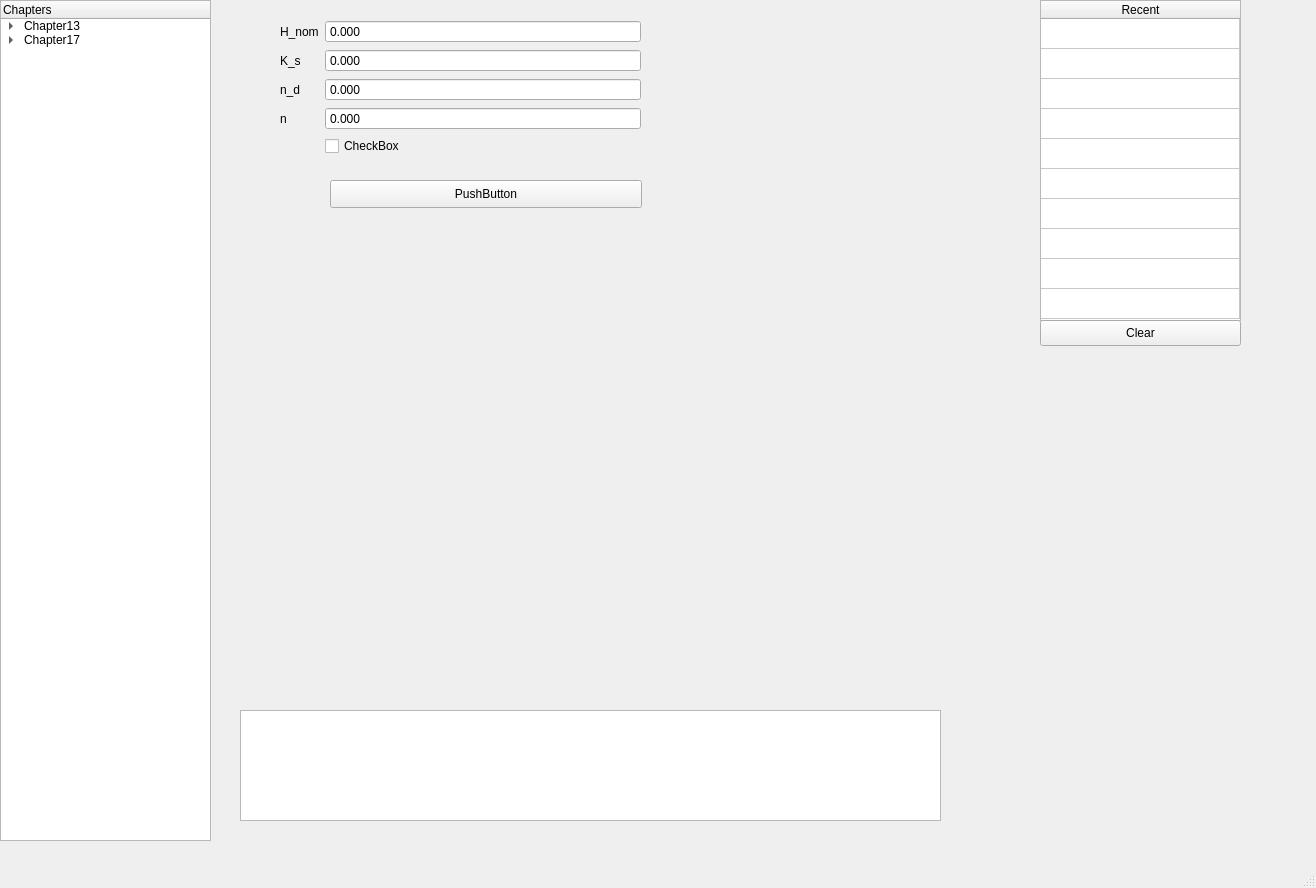
This is main.ui in Ah00ra/HNNS as Qt 5 draws it before an edit. The edited form follows.
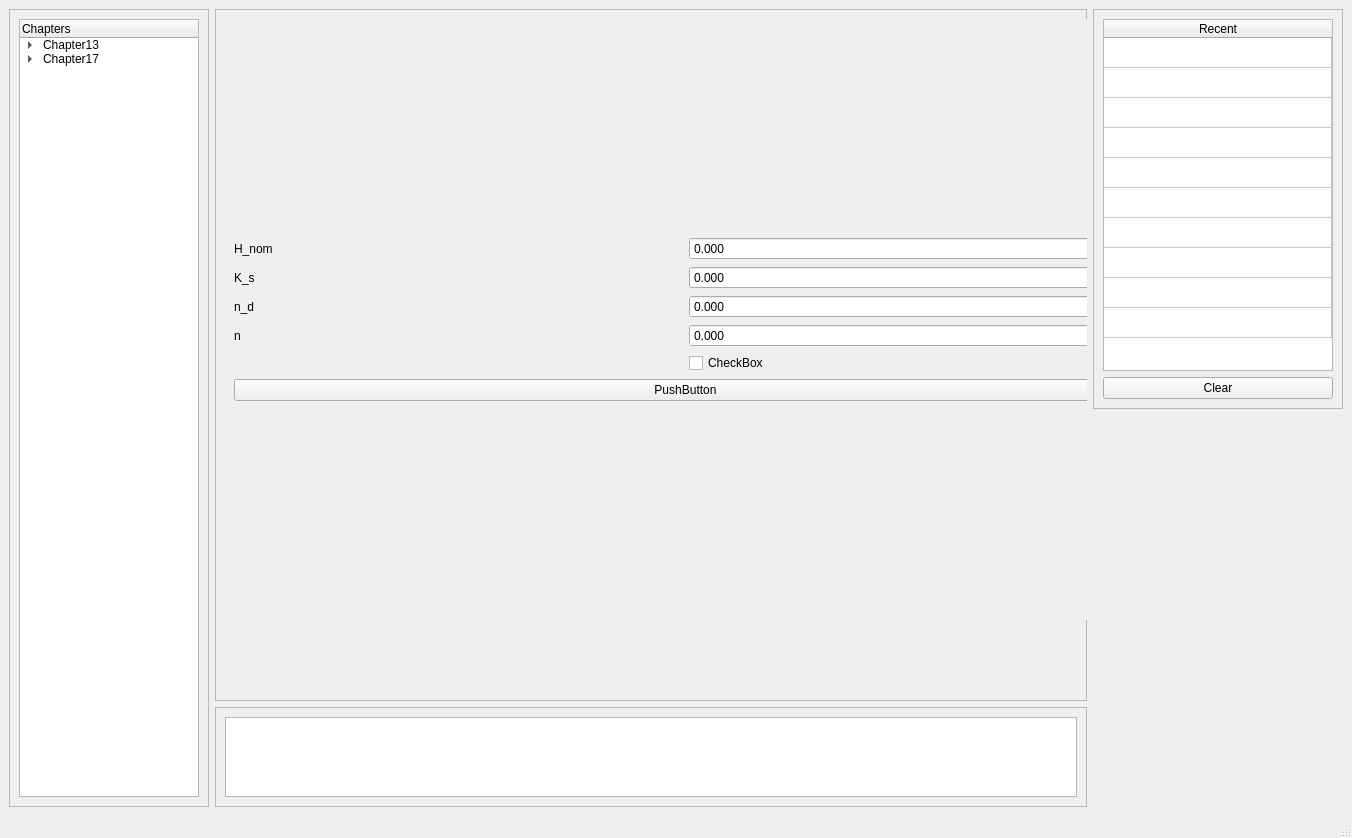
This is the edited form. The open tabs and pages were chosen to show the change. Custom widgets are drawn as their Qt base class.

Commit message: use frame and layout in main window

What changed in the file:
```diff
--- a/main.ui
+++ b/main.ui
@@ -6,209 +6,54 @@
    <rect>
     <x>0</x>
     <y>0</y>
-    <width>1316</width>
-    <height>888</height>
+    <width>1352</width>
+    <height>838</height>
    </rect>
   </property>
   <property name="windowTitle">
    <string>MainWindow</string>
   </property>
   <widget class="QWidget" name="centralwidget">
-   <widget class="QTreeWidget" name="treeWidget">
-    <property name="geometry">
-     <rect>
-      <x>0</x>
-      <y>0</y>
-      <width>211</width>
-      <height>841</height>
-     </rect>
-    </property>
-    <column>
-     <property name="text">
-      <string>Chapters</string>
-     </property>
-    </column>
-    <item>
-     <property name="text">
-      <string>Chapter13</string>
-     </property>
-     <item>
-      <property name="text">
-       <string>Gear</string>
-      </property>
-      <item>
-       <property name="text">
-        <string>Spur Gear</string>
-       </property>
-      </item>
-     </item>
-    </item>
-    <item>
-     <property name="text">
-      <string>Chapter17</string>
-     </property>
-     <item>
-      <property name="text">
-       <string>Belt</string>
-      </property>
-      <item>
-       <property name="text">
-        <string>Torque</string>
-       </property>
-      </item>
-      <item>
-       <property name="text">
-        <string>Flat Belt geometry</string>
-       </property>
-       <item>
-        <property name="text">
-         <string>Open Belt</string>
-        </property>
-       </item>
-       <item>
-        <property name="text">
-         <string>Crossed Belt</string>
-        </property>
-       </item>
-      </item>
-      <item>
-       <property name="text">
-        <string>Belt Speed</string>
-       </property>
-      </item>
-      <item>
-       <property name="text">
-        <string>exp(fΦ)</string>
-       </property>
-      </item>
-      <item>
-       <property name="text">
-        <string>Fc Belt</string>
-       </property>
-      </item>
-      <item>
-       <property name="text">
-        <string>(F1)a-F2</string>
-       </property>
-      </item>
-      <item>
-       <property name="text">
-        <string>Fi</string>
-       </property>
-      </item>
-      <item>
-       <property name="text">
-        <string>F1a</string>
-       </property>
-      </item>
-      <item>
-       <property name="text">
-        <string>F2</string>
-       </property>
-      </item>
-      <item>
-       <property name="text">
-        <string>f'</string>
-       </property>
-      </item>
-      <item>
-       <property name="text">
-        <string>dip</string>
-       </property>
-      </item>
-     </item>
-     <item>
-      <property name="text">
-       <string>Flat Metal Belt</string>
-      </property>
-      <item>
-       <property name="text">
-        <string>exp(fΦ)</string>
-       </property>
-      </item>
-      <item>
-       <property name="text">
-        <string>Sf</string>
-       </property>
-      </item>
-      <item>
-       <property name="text">
-        <string>b(min)</string>
-       </property>
-      </item>
-      <item>
-       <property name="text">
-        <string>(F1)a</string>
-       </property>
-      </item>
-      <item>
-       <property name="text">
-        <string>ΔF</string>
-       </property>
-      </item>
-      <item>
-       <property name="text">
-        <string>F2</string>
-       </property>
-      </item>
-      <item>
-       <property name="text">
-        <string>Fi</string>
-       </property>
-      </item>
-      <item>
-       <property name="text">
-        <string>f ´</string>
-       </property>
-      </item>
-     </item>
-     <item>
-      <property name="text">
-       <string>Roller Chain</string>
-      </property>
-      <item>
-       <property name="text">
-        <string>H(link-plate limited)</string>
-       </property>
-      </item>
-      <item>
-       <property name="text">
-        <string>C</string>
-       </property>
-      </item>
-      <item>
-       <property name="text">
-        <string>L/p:No. Pitches</string>
-       </property>
-      </item>
-      <item>
-       <property name="text">
-        <string>Ha</string>
-       </property>
-      </item>
-     </item>
-     <item>
-      <property name="text">
-       <string>Wire Rope</string>
-      </property>
-      <item>
-       <property name="text">
-        <string>Ft</string>
-       </property>
-      </item>
-     </item>
-    </item>
-   </widget>
+   <layout class="QGridLayout" name="gridLayout_4">
+    <item row="3" column="1">
+     <widget class="QFrame" name="frame_2">
+      <property name="maximumSize">
+       <size>
+        <width>16777215</width>
+        <height>100</height>
+       </size>
+      </property>
+      <property name="frameShape">
+       <enum>QFrame::StyledPanel</enum>
+      </property>
+      <property name="frameShadow">
+       <enum>QFrame::Raised</enum>
+      </property>
+      <layout class="QGridLayout" name="gridLayout_3">
+       <item row="0" column="0">
+        <widget class="QTextBrowser" name="textBrowser"/>
+       </item>
+      </layout>
+     </widget>
+    </item>
+    <item row="0" column="1" rowspan="3">
+     <widget class="QFrame" name="frame_4">
+      <property name="frameShape">
+       <enum>QFrame::StyledPanel</enum>
+      </property>
+      <property name="frameShadow">
+       <enum>QFrame::Raised</enum>
+      </property>
    <widget class="QStackedWidget" name="stackedWidget">
     <property name="enabled">
      <bool>true</bool>
     </property>
     <property name="geometry">
      <rect>
-      <x>240</x>
-      <y>0</y>
-      <width>741</width>
-      <height>611</height>
+         <x>10</x>
+         <y>10</y>
+         <width>921</width>
+         <height>601</height>
      </rect>
     </property>
     <property name="sizePolicy">
@@ -217,6 +62,12 @@
       <verstretch>0</verstretch>
      </sizepolicy>
     </property>
+       <property name="minimumSize">
+        <size>
+         <width>600</width>
+         <height>500</height>
+        </size>
+       </property>
     <property name="contextMenuPolicy">
      <enum>Qt::DefaultContextMenu</enum>
     </property>
@@ -334,81 +185,9 @@
      </widget>
     </widget>
     <widget class="QWidget" name="Torque">
-     <widget class="QWidget" name="formLayoutWidget_2">
-      <property name="geometry">
-       <rect>
-        <x>40</x>
-        <y>20</y>
-        <width>361</width>
-        <height>164</height>
-       </rect>
-      </property>
-      <layout class="QFormLayout" name="formLayout_2">
+        <layout class="QGridLayout" name="gridLayout_9">
        <item row="0" column="0">
-        <widget class="QLabel" name="htext_24">
-         <property name="text">
-          <string>H_nom</string>
-         </property>
-        </widget>
-       </item>
-       <item row="0" column="1">
-        <widget class="CustomDoubleSpinBox" name="DoubleSpinBox_2">
-         <property name="buttonSymbols">
-          <enum>QAbstractSpinBox::NoButtons</enum>
-         </property>
-         <property name="specialValueText">
-          <string>0</string>
-         </property>
-         <property name="decimals">
-          <number>3</number>
-         </property>
-         <property name="minimum">
-          <double>-1000000000000.000000000000000</double>
-         </property>
-         <property name="maximum">
-          <double>1000000000000.000000000000000</double>
-         </property>
-         <property name="value">
-          <double>0.000000000000000</double>
-         </property>
-        </widget>
-       </item>
-       <item row="1" column="0">
-        <widget class="QLabel" name="htext_25">
-         <property name="text">
-          <string>K_s</string>
-         </property>
-        </widget>
-       </item>
-       <item row="1" column="1">
-        <widget class="CustomDoubleSpinBox" name="fDoubleSpinBox_2">
-         <property name="buttonSymbols">
-          <enum>QAbstractSpinBox::NoButtons</enum>
-         </property>
-         <property name="specialValueText">
-          <string>0</string>
-         </property>
-         <property name="decimals">
-          <number>3</number>
-         </property>
-         <property name="minimum">
-          <double>-1000000000000.000000000000000</double>
-         </property>
-         <property name="maximum">
-          <double>1000000000000.000000000000000</double>
-         </property>
-         <property name="value">
-          <double>0.000000000000000</double>
-         </property>
-        </widget>
-       </item>
-       <item row="2" column="0">
-        <widget class="QLabel" name="htext_26">
-         <property name="text">
-          <string>n_d</string>
-         </property>
-        </widget>
-       </item>
+          <layout class="QGridLayout" name="gridLayout_8">
        <item row="2" column="1">
         <widget class="CustomDoubleSpinBox" name="fDoubleSpinBox_3">
          <property name="buttonSymbols">
@@ -431,10 +210,25 @@
          </property>
         </widget>
        </item>
-       <item row="3" column="0">
-        <widget class="QLabel" name="htext_27">
-         <property name="text">
-          <string>n</string>
+           <item row="1" column="1">
+            <widget class="CustomDoubleSpinBox" name="fDoubleSpinBox_2">
+             <property name="buttonSymbols">
+              <enum>QAbstractSpinBox::NoButtons</enum>
+             </property>
+             <property name="specialValueText">
+              <string>0</string>
+             </property>
+             <property name="decimals">
+              <number>3</number>
+             </property>
+             <property name="minimum">
+              <double>-1000000000000.000000000000000</double>
+             </property>
+             <property name="maximum">
+              <double>1000000000000.000000000000000</double>
+             </property>
+             <property name="value">
+              <double>0.000000000000000</double>
          </property>
         </widget>
        </item>
@@ -460,28 +254,73 @@
          </property>
         </widget>
        </item>
-       <item row="5" column="1">
+           <item row="1" column="0">
+            <widget class="QLabel" name="htext_25">
+             <property name="text">
+              <string>K_s</string>
+             </property>
+            </widget>
+           </item>
+           <item row="4" column="1">
         <widget class="QCheckBox" name="checkBox_6">
          <property name="text">
           <string>CheckBox</string>
          </property>
         </widget>
        </item>
-      </layout>
-     </widget>
+           <item row="5" column="0" colspan="2">
      <widget class="QPushButton" name="pushButton">
-      <property name="geometry">
-       <rect>
-        <x>90</x>
-        <y>180</y>
-        <width>312</width>
-        <height>28</height>
-       </rect>
-      </property>
       <property name="text">
        <string>PushButton</string>
       </property>
      </widget>
+           </item>
+           <item row="3" column="0">
+            <widget class="QLabel" name="htext_27">
+             <property name="text">
+              <string>n</string>
+             </property>
+            </widget>
+           </item>
+           <item row="0" column="1">
+            <widget class="CustomDoubleSpinBox" name="DoubleSpinBox_2">
+             <property name="buttonSymbols">
+              <enum>QAbstractSpinBox::NoButtons</enum>
+             </property>
+             <property name="specialValueText">
+              <string>0</string>
+             </property>
+             <property name="decimals">
+              <number>3</number>
+             </property>
+             <property name="minimum">
+              <double>-1000000000000.000000000000000</double>
+             </property>
+             <property name="maximum">
+              <double>1000000000000.000000000000000</double>
+             </property>
+             <property name="value">
+              <double>0.000000000000000</double>
+             </property>
+            </widget>
+           </item>
+           <item row="2" column="0">
+            <widget class="QLabel" name="htext_26">
+             <property name="text">
+              <string>n_d</string>
+             </property>
+            </widget>
+           </item>
+           <item row="0" column="0">
+            <widget class="QLabel" name="htext_24">
+             <property name="text">
+              <string>H_nom</string>
+             </property>
+            </widget>
+           </item>
+          </layout>
+         </item>
+        </layout>
     </widget>
     <widget class="QWidget" name="DONOTdelete"/>
     <widget class="QWidget" name="Open_Belt">
@@ -5729,25 +5568,33 @@
      </widget>
     </widget>
    </widget>
-   <widget class="QTextBrowser" name="textBrowser">
-    <property name="geometry">
-     <rect>
-      <x>240</x>
-      <y>710</y>
-      <width>701</width>
-      <height>111</height>
-     </rect>
-    </property>
-   </widget>
+     </widget>
+    </item>
+    <item row="0" column="2">
+     <widget class="QFrame" name="frame">
+      <property name="minimumSize">
+       <size>
+        <width>250</width>
+        <height>380</height>
+       </size>
+      </property>
+      <property name="maximumSize">
+       <size>
+        <width>150</width>
+        <height>400</height>
+       </size>
+      </property>
+      <property name="frameShape">
+       <enum>QFrame::StyledPanel</enum>
+      </property>
+      <property name="frameShadow">
+       <enum>QFrame::Raised</enum>
+      </property>
+      <layout class="QGridLayout" name="gridLayout_2">
+       <item row="0" column="0">
+        <layout class="QVBoxLayout" name="verticalLayout">
+         <item>
    <widget class="QTableWidget" name="tableWidget_6">
-    <property name="geometry">
-     <rect>
-      <x>1040</x>
-      <y>0</y>
-      <width>201</width>
-      <height>321</height>
-     </rect>
-    </property>
     <property name="verticalScrollBarPolicy">
      <enum>Qt::ScrollBarAlwaysOff</enum>
     </property>
@@ -5828,19 +5675,232 @@
      </property>
     </column>
    </widget>
+         </item>
+         <item>
    <widget class="QPushButton" name="pushButton_2">
-    <property name="geometry">
-     <rect>
-      <x>1040</x>
-      <y>320</y>
-      <width>201</width>
-      <height>26</height>
-     </rect>
-    </property>
     <property name="text">
      <string>Clear</string>
     </property>
    </widget>
+         </item>
+        </layout>
+       </item>
+      </layout>
+     </widget>
+    </item>
+    <item row="0" column="0" rowspan="4">
+     <widget class="QFrame" name="frame_3">
+      <property name="minimumSize">
+       <size>
+        <width>0</width>
+        <height>0</height>
+       </size>
+      </property>
+      <property name="maximumSize">
+       <size>
+        <width>200</width>
+        <height>16777215</height>
+       </size>
+      </property>
+      <property name="frameShape">
+       <enum>QFrame::StyledPanel</enum>
+      </property>
+      <property name="frameShadow">
+       <enum>QFrame::Raised</enum>
+      </property>
+      <layout class="QHBoxLayout" name="horizontalLayout">
+       <property name="sizeConstraint">
+        <enum>QLayout::SetDefaultConstraint</enum>
+       </property>
+       <item>
+        <widget class="QTreeWidget" name="treeWidget">
+         <property name="maximumSize">
+          <size>
+           <width>200</width>
+           <height>16777215</height>
+          </size>
+         </property>
+         <column>
+          <property name="text">
+           <string>Chapters</string>
+          </property>
+         </column>
+         <item>
+          <property name="text">
+           <string>Chapter13</string>
+          </property>
+          <item>
+           <property name="text">
+            <string>Gear</string>
+           </property>
+           <item>
+            <property name="text">
+             <string>Spur Gear</string>
+            </property>
+           </item>
+          </item>
+         </item>
+         <item>
+          <property name="text">
+           <string>Chapter17</string>
+          </property>
+          <item>
+           <property name="text">
+            <string>Belt</string>
+           </property>
+           <item>
+            <property name="text">
+             <string>Torque</string>
+            </property>
+           </item>
+           <item>
+            <property name="text">
+             <string>Flat Belt geometry</string>
+            </property>
+            <item>
+             <property name="text">
+              <string>Open Belt</string>
+             </property>
+            </item>
+            <item>
+             <property name="text">
+              <string>Crossed Belt</string>
+             </property>
+            </item>
+           </item>
+           <item>
+            <property name="text">
+             <string>Belt Speed</string>
+            </property>
+           </item>
+           <item>
+            <property name="text">
+             <string>exp(fΦ)</string>
+            </property>
+           </item>
+           <item>
+            <property name="text">
+             <string>Fc Belt</string>
+            </property>
+           </item>
+           <item>
+            <property name="text">
+             <string>(F1)a-F2</string>
+            </property>
+           </item>
+           <item>
+            <property name="text">
+             <string>Fi</string>
+            </property>
+           </item>
+           <item>
+            <property name="text">
+             <string>F1a</string>
+            </property>
+           </item>
+           <item>
+            <property name="text">
+             <string>F2</string>
+            </property>
+           </item>
+           <item>
+            <property name="text">
+             <string>f'</string>
+            </property>
+           </item>
+           <item>
+            <property name="text">
+             <string>dip</string>
+            </property>
+           </item>
+          </item>
+          <item>
+           <property name="text">
+            <string>Flat Metal Belt</string>
+           </property>
+           <item>
+            <property name="text">
+             <string>exp(fΦ)</string>
+            </property>
+           </item>
+           <item>
+            <property name="text">
+             <string>Sf</string>
+            </property>
+           </item>
+           <item>
+            <property name="text">
+             <string>b(min)</string>
+            </property>
+           </item>
+           <item>
+            <property name="text">
+             <string>(F1)a</string>
+            </property>
+           </item>
+           <item>
+            <property name="text">
+             <string>ΔF</string>
+            </property>
+           </item>
+           <item>
+            <property name="text">
+             <string>F2</string>
+            </property>
+           </item>
+           <item>
+            <property name="text">
+             <string>Fi</string>
+            </property>
+           </item>
+           <item>
+            <property name="text">
+             <string>f ´</string>
+            </property>
+           </item>
+          </item>
+          <item>
+           <property name="text">
+            <string>Roller Chain</string>
+           </property>
+           <item>
+            <property name="text">
+             <string>H(link-plate limited)</string>
+            </property>
+           </item>
+           <item>
+            <property name="text">
+             <string>C</string>
+            </property>
+           </item>
+           <item>
+            <property name="text">
+             <string>L/p:No. Pitches</string>
+            </property>
+           </item>
+           <item>
+            <property name="text">
+             <string>Ha</string>
+            </property>
+           </item>
+          </item>
+          <item>
+           <property name="text">
+            <string>Wire Rope</string>
+           </property>
+           <item>
+            <property name="text">
+             <string>Ft</string>
+            </property>
+           </item>
+          </item>
+         </item>
+        </widget>
+       </item>
+      </layout>
+     </widget>
+    </item>
+   </layout>
   </widget>
   <widget class="QMenuBar" name="menubar">
    <property name="geometry">
```
Left out of the diff: 30 changed lines with no effect on the pictures. Lines whose indentation alone changed are shown as unchanged.
